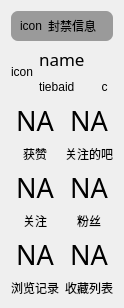
Old version of the form src/resf/mw_popup.ui in the repository clb-128258/TiebaDesktop.
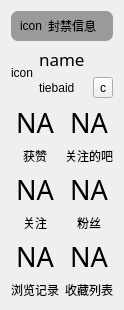
New version of the form. Icons and pictures are not drawn.

Diff of the .ui file:
```diff
--- a/src/resf/mw_popup.ui
+++ b/src/resf/mw_popup.ui
@@ -364,39 +364,6 @@
          <property name="toolTip">
           <string>&lt;html&gt;&lt;head/&gt;&lt;body&gt;&lt;p&gt;复制&lt;/p&gt;&lt;/body&gt;&lt;/html&gt;</string>
          </property>
-         <property name="styleSheet">
-          <string notr="true">QToolButton {
-                background-color: transparent;
-                border: none;
-                border-radius: 6px;
-                padding: 1px;
-				icon-size: 15px;
-                }
-
-                /* 鼠标悬停时：轻微灰色背景 */
-                QToolButton:hover {
-                background-color: rgba(0, 0, 0, 0.08);
-                }
-
-                /* 按下时：更深的背景色，模拟按下效果 */
-                QToolButton:pressed {
-                background-color: rgba(0, 0, 0, 0.15);
-                }
-
-                /* 禁用状态：半透明，显示不可点击 */
-                QToolButton:disabled {
-                background-color: transparent;
-                opacity: 0.4;
-                }
-
-                /* 可选：如果按钮有菜单箭头，也可以美化箭头 */
-                QToolButton::menu-indicator {
-                image: url(:/icons/menu_arrow.png); /* 自定义箭头图标 */
-                subcontrol-position: right center;
-                subcontrol-origin: padding;
-                left: -4px;
-                }</string>
-         </property>
          <property name="text">
           <string>c</string>
          </property>
```
